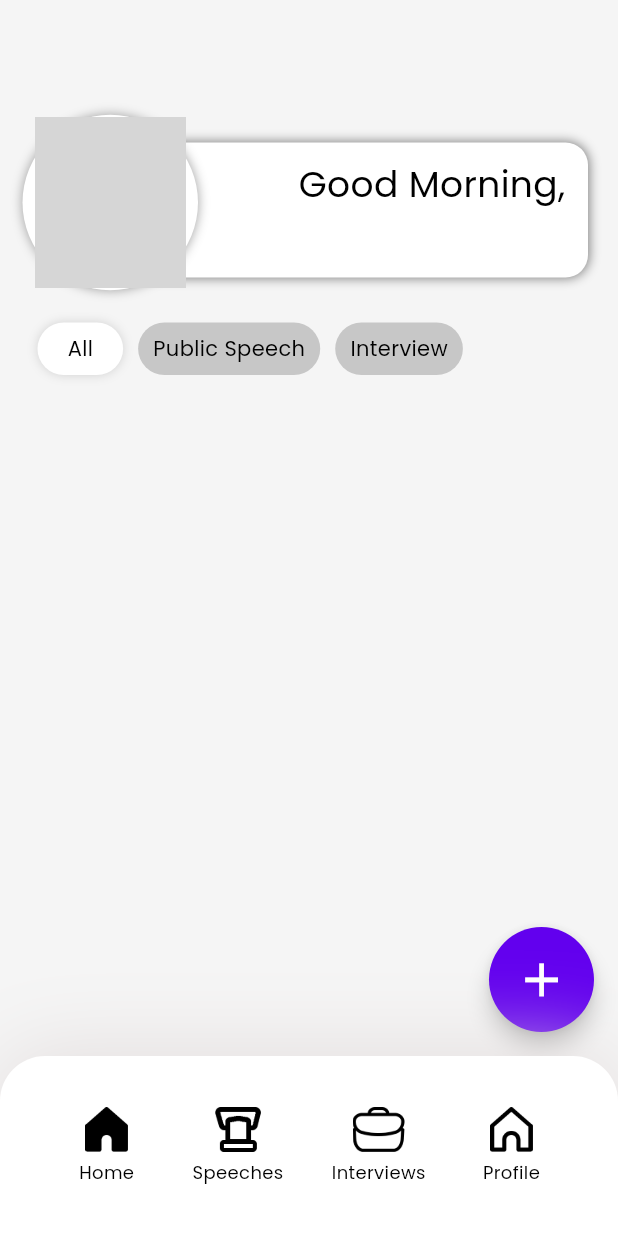
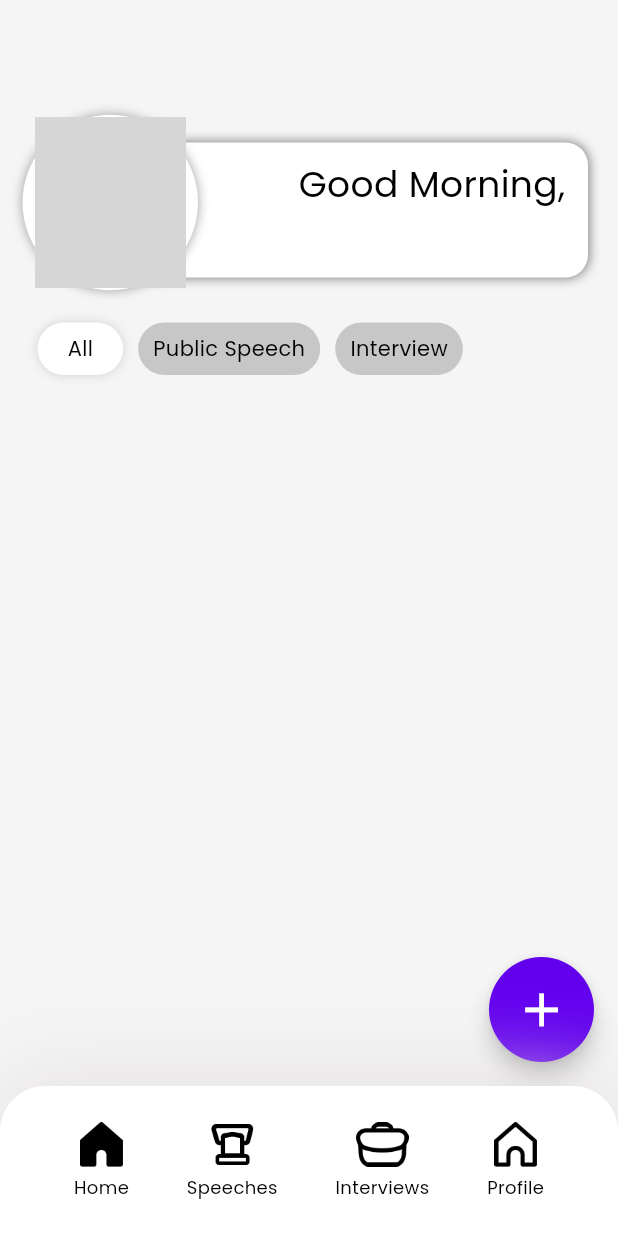
Before and after one commit to SpeakUP-Mobile/SpeakUP-App, a Flutter app: the screen it shows once a user with an empty profile is signed in, on a phone screen of 412 x 824 dp. Run offline on Flutter 3.47's test engine with Material 3 defaults, Android fonts, the phone set to English and light mode, and no system bars; our stand-ins replace cloud_firestore, firebase_auth, firebase_core, get, image_picker, simple_gradient_text and 1 more; missing offline and left inert: video_thumbnail; accounts and stored records are empty; network calls fail; grey boxes are pictures that could not be loaded.

Commit message:
Minor Visual Changes

```diff
--- a/lib/dashboard/dashboard.dart
+++ b/lib/dashboard/dashboard.dart
@@ -23,7 +23,7 @@ class Dashboard extends GetView<DashboardController> {
     return GetBuilder<DashboardController>(builder: (controller) {
       return Scaffold(
         bottomNavigationBar: Container(
-          height: 120,
+          height: 100,
           padding: const EdgeInsets.symmetric(horizontal: 30.0, vertical: 10.0),
           decoration: BoxDecoration(
             color: Colors.white,
@@ -54,7 +54,7 @@ class Dashboard extends GetView<DashboardController> {
                     mainAxisAlignment: MainAxisAlignment.center,
                     children: [
                       Container(
-                        width: 50,
+                        width: 30,
                         margin: const EdgeInsets.only(bottom: 5),
                         child: ImageIcon(
                           AssetImage(
@@ -82,7 +82,7 @@ class Dashboard extends GetView<DashboardController> {
                     mainAxisAlignment: MainAxisAlignment.center,
                     children: [
                       Container(
-                        width: 50,
+                        width: 30,
                         margin: const EdgeInsets.only(bottom: 5),
                         child: ImageIcon(
                           AssetImage(
@@ -110,7 +110,7 @@ class Dashboard extends GetView<DashboardController> {
                     mainAxisAlignment: MainAxisAlignment.center,
                     children: [
                       Container(
-                        width: 50,
+                        width: 35,
                         margin: const EdgeInsets.only(bottom: 5),
                         child: ImageIcon(
                           AssetImage(
@@ -138,7 +138,7 @@ class Dashboard extends GetView<DashboardController> {
                     mainAxisAlignment: MainAxisAlignment.center,
                     children: [
                       Container(
-                        width: 50,
+                        width: 30,
                         margin: const EdgeInsets.only(bottom: 5),
                         child: ImageIcon(
                           AssetImage(
```
Also changed, not shown: assets/icons/briefcase/briefcase_icon.png, assets/icons/briefcase/briefcase_selected_icon.png.
